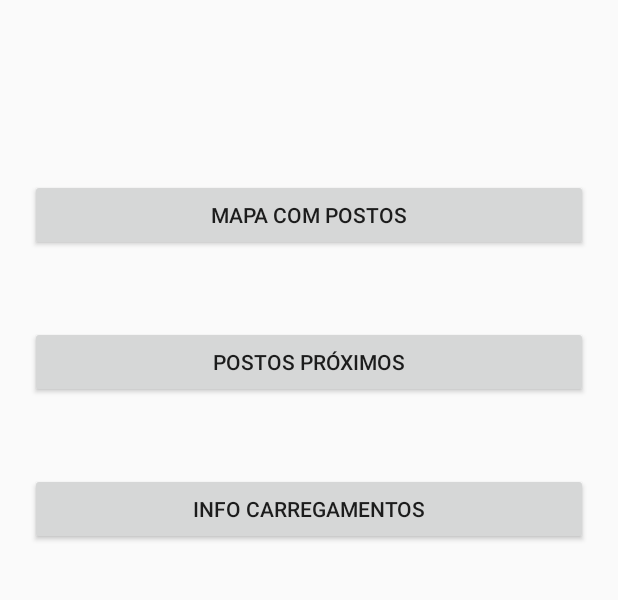
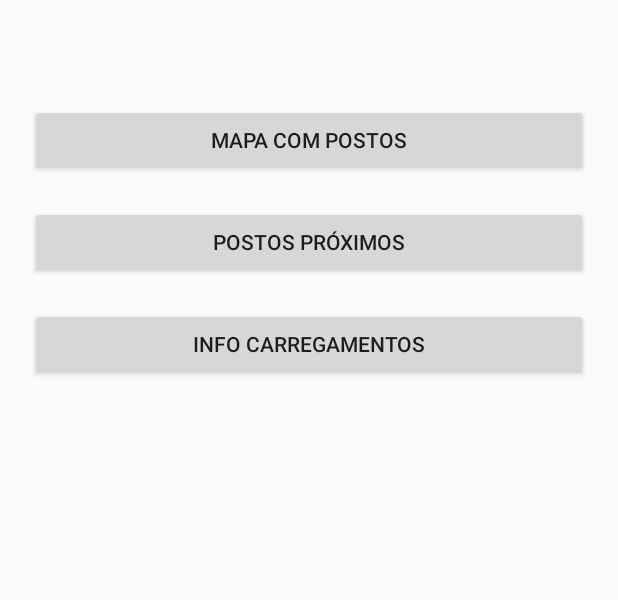
Before and after one commit to Nuno837/CMU_TP, an Android app: the UserActivity screen opened directly, with no data from a screen before it, on a phone screen of 412 x 824 dp, the part 455-1055 px from its top. Run offline under Robolectric (Android 15) with nearby library versions, the phone set to English and light mode, and no system bars.

Commit message:
update
Adicionadas notificações ao registar um carregamento
update aos butão do menu do utilizador

```diff
--- a/app/src/main/res/layout/activity_historico_carregamentos.xml
+++ b/app/src/main/res/layout/activity_historico_carregamentos.xml
@@ -10,8 +10,8 @@
         android:id="@+id/relativeLayout"
         android:layout_width="match_parent"
         android:layout_height="match_parent"
-        tools:layout_editor_absoluteX="0dp"
-        tools:layout_editor_absoluteY="91dp">
+        tools:layout_editor_absoluteX="16dp"
+        tools:layout_editor_absoluteY="0dp">
 
         <Button
             android:id="@+id/btAddCarregamento"
--- a/app/src/main/res/layout/activity_user.xml
+++ b/app/src/main/res/layout/activity_user.xml
@@ -41,7 +41,7 @@
         android:layout_width="match_parent"
         android:layout_height="wrap_content"
         android:layout_alignParentBottom="true"
-        android:layout_marginTop="100dp"
+        android:layout_marginTop="50dp"
         android:layout_marginLeft="20dp"
         android:layout_marginRight="20dp"
         android:layout_marginBottom="20dp"
@@ -54,7 +54,7 @@
         android:layout_width="match_parent"
         android:layout_height="wrap_content"
         android:layout_alignParentBottom="true"
-        android:layout_marginTop="50dp"
+        android:layout_marginTop="20dp"
         android:layout_marginLeft="20dp"
         android:layout_marginRight="20dp"
         android:layout_marginBottom="20dp"
@@ -67,7 +67,7 @@
         android:layout_width="match_parent"
         android:layout_height="wrap_content"
         android:layout_alignParentBottom="true"
-        android:layout_marginTop="50dp"
+        android:layout_marginTop="20dp"
         android:layout_marginLeft="20dp"
         android:layout_marginRight="20dp"
         android:layout_marginBottom="20dp"
```
Also changed, not shown: app/src/main/java/pt/ipp/estg/cmu_tp/AddCarregamentoActivity.java (+39 -0 lines), app/src/main/res/layout/activity_detailed__info.xml (indentation only).
